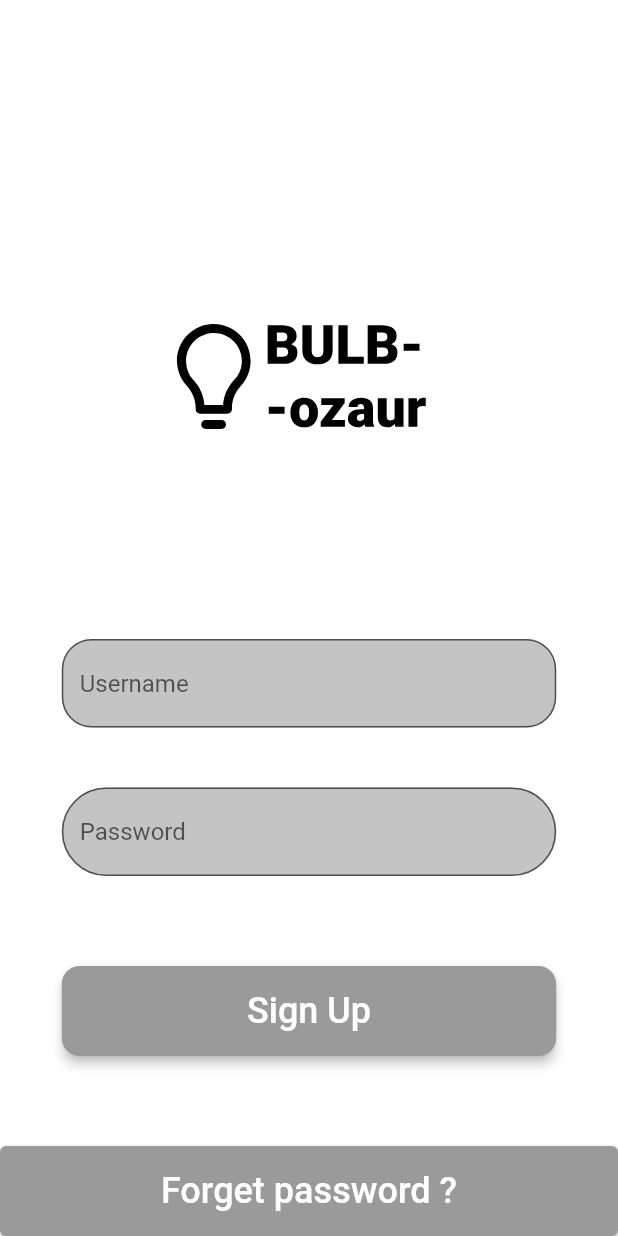
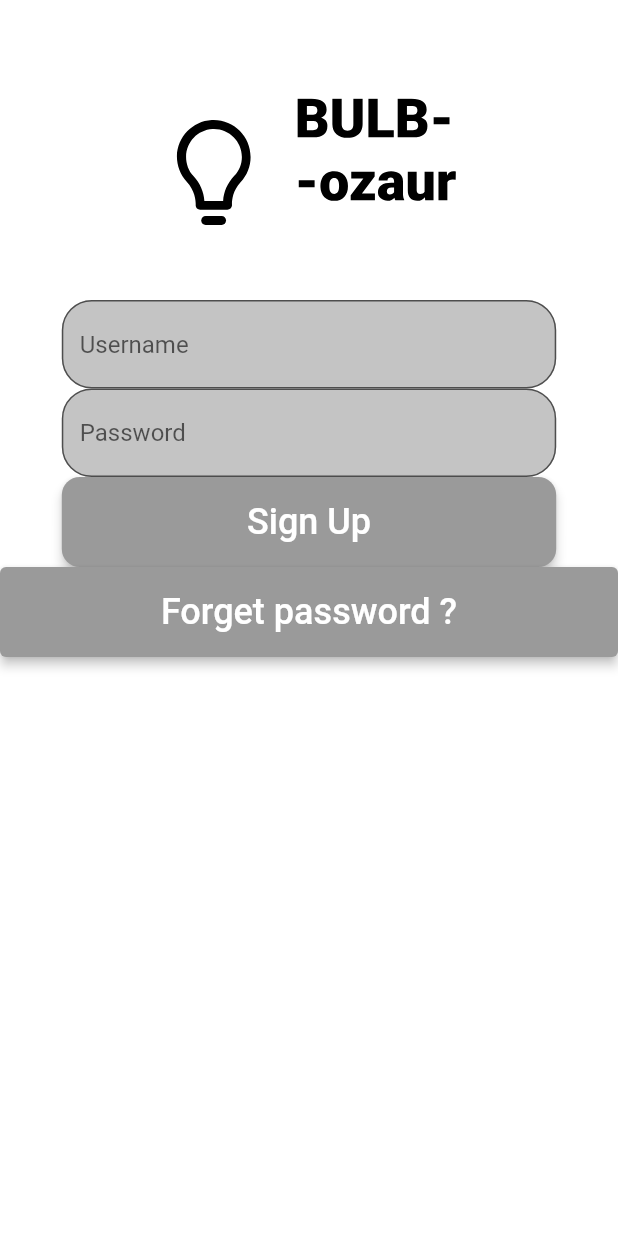
Before and after one commit to Riwuko/bulbozaur, a Flutter app: the screen it shows after launch, on a phone screen of 412 x 824 dp. Run offline on Flutter 3.47's test engine with Material 2 defaults, Android fonts, the phone set to English and light mode, and no system bars; our stand-ins replace auto_route, dartz, device_preview, flutter_bloc, flutter_secure_storage, flutter_svg and 5 more; accounts and stored records are empty.

Commit message:
Revert "fixed login screen"
This reverts commit c86b2db6516ae0be1aa74502863b51b07d29db63.

```diff
--- a/frontend/bulbozaur/lib/core/app/router.dart
+++ b/frontend/bulbozaur/lib/core/app/router.dart
@@ -1,7 +1,6 @@
 import 'package:auto_route/auto_route.dart';
 import 'package:flutter/material.dart';
 import 'package:project_skeleton/presentation/login/page/login_page.dart';
-import 'package:project_skeleton/presentation/single_home/page/single_home_page.dart';
 
 import 'router.gr.dart';
 
@@ -9,8 +8,8 @@ export 'router.gr.dart';
 
 @MaterialAutoRouter(
   routes: <AutoRoute>[
-    MaterialRoute(page: LoginPage, initial: true),
-    MaterialRoute(page: SingleHomePage)
+
+    MaterialRoute(page:LoginPage,initial: true),
   ],
 )
 class $CodigeeRouter {}
--- a/frontend/bulbozaur/lib/presentation/login/cubit/login_cubit.dart
+++ b/frontend/bulbozaur/lib/presentation/login/cubit/login_cubit.dart
@@ -13,7 +13,5 @@ class LoginCubit extends BaseCubit<LoginState> {
   @override
   Future<void> init() async {}
 
-  Future<void> didTapContinueButton(String login, String password) async {
-    emit(LoginState.loginSuccess());
-  }
+  Future<void> didTapContinueButton(String login, String password) async {}
 }
--- a/frontend/bulbozaur/lib/presentation/login/cubit/login_state.dart
+++ b/frontend/bulbozaur/lib/presentation/login/cubit/login_state.dart
@@ -2,12 +2,10 @@ part of 'login_cubit.dart';
 
 @freezed
 class LoginState with _$LoginState {
+
   const factory LoginState.initial() = _HomeStateInitial;
+
 
   const factory LoginState.failure() = _HomeStateFailure;
 
-  @Implements(LoginStateLoginSuccess)
-  const factory LoginState.loginSuccess() = _HomeStateLoginSuccess;
 }
-
-abstract class LoginStateLoginSuccess {}
--- a/frontend/bulbozaur/lib/presentation/login/page/login_page.dart
+++ b/frontend/bulbozaur/lib/presentation/login/page/login_page.dart
@@ -30,38 +30,26 @@ class _BodyState extends State<_Body> {
       MediaQuery.of(context).size.width * 0.8;
 
   @override
-  Widget build(BuildContext context) => BlocListener<LoginCubit, LoginState>(
-        listener: (context, state) => state.maybeWhen(
-            loginSuccess: () => context.navigator.push(SingleHomePageRoute()),
-            failure: () => Container(
-                  child: Text("its some problems"),
-                ),
-            orElse: () {
-              print("error");
-            }),
-        child: _buildContent(),
-      );
-  Widget _buildContent() => Scaffold(
+  Widget build(BuildContext context) => Scaffold(
         body: Container(
-          alignment: Alignment.bottomCenter,
           child: SingleChildScrollView(
+            physics: AlwaysScrollableScrollPhysics(),
             child: Column(
-              mainAxisAlignment: MainAxisAlignment.end,
+              mainAxisAlignment: MainAxisAlignment.spaceBetween,
               crossAxisAlignment: CrossAxisAlignment.center,
               mainAxisSize: MainAxisSize.max,
               children: [
-                Container(
-                  margin: const EdgeInsets.only(right: 20.0, bottom: 100.0),
-                  child: Row(
-                    mainAxisAlignment: MainAxisAlignment.center,
-                    children: [
-                      SvgPicture.asset(AppImages.svgLogoOfTheApp),
-                      SvgPicture.asset(AppImages.svgNameOfTheApp),
-                    ],
-                  ),
+                Row(
+                  mainAxisAlignment: MainAxisAlignment.center,
+                  children: [
+                    Container(
+                        margin: const EdgeInsets.only(
+                            right: 20.0, bottom: 50.0, top: 80),
+                        child: SvgPicture.asset(AppImages.svgLogoOfTheApp)),
+                    SvgPicture.asset(AppImages.svgNameOfTheApp),
+                  ],
                 ),
                 Container(
-                  margin: const EdgeInsets.symmetric(vertical: 40.0),
                   width: _theWidthOfTextField(context),
                   child: TextFormField(
                     controller: _loginTextController,
@@ -87,12 +75,11 @@ class _BodyState extends State<_Body> {
                           hintText: "Password",
                           border: OutlineInputBorder(
                             borderSide: BorderSide(color: AppColors.white),
-                            borderRadius: BorderRadius.all(Radius.circular(50)),
+                            borderRadius: BorderRadius.all(Radius.circular(20)),
                           ),
                           fillColor: AppColors.textFieldColor)),
                 ),
                 Container(
-                  margin: const EdgeInsets.symmetric(vertical: 60.0),
                   height: 60,
                   width: _theWidthOfTextField(context),
                   child: TextButton(
@@ -115,7 +102,6 @@ class _BodyState extends State<_Body> {
           ),
         ),
       );
-
   void _didTapSingUpButton(
           BuildContext context, String login, String password) =>
       context.read<LoginCubit>().didTapContinueButton(login, password);
```
Also changed, not shown: frontend/bulbozaur/lib/presentation/single_home/cubit/single_home_cubit.dart (deleted, +0 -15 lines), frontend/bulbozaur/lib/presentation/single_home/cubit/single_home_state.dart (deleted, +0 -8 lines), frontend/bulbozaur/lib/presentation/single_home/page/single_home_page.dart (deleted, +0 -40 lines), frontend/bulbozaur/lib/core/app/router.gr.dart, frontend/bulbozaur/lib/core/injection/injection.config.dart, frontend/bulbozaur/lib/presentation/login/cubit/login_cubit.freezed.dart, frontend/bulbozaur/lib/presentation/single_home/cubit/single_home_cubit.freezed.dart (deleted).
